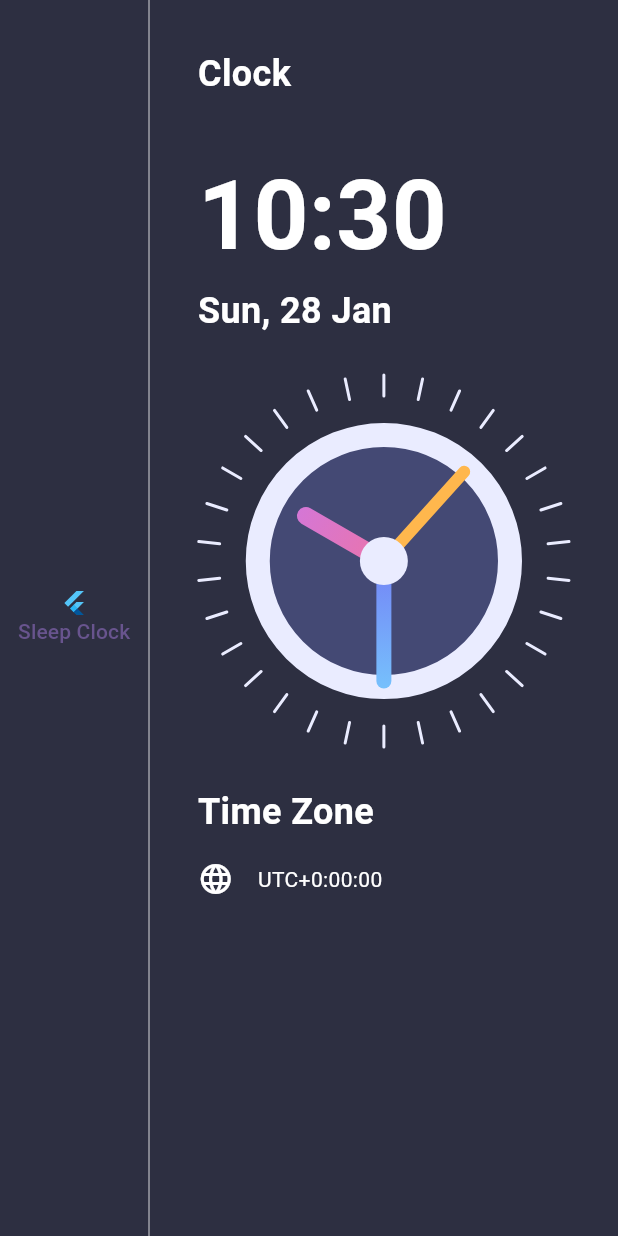
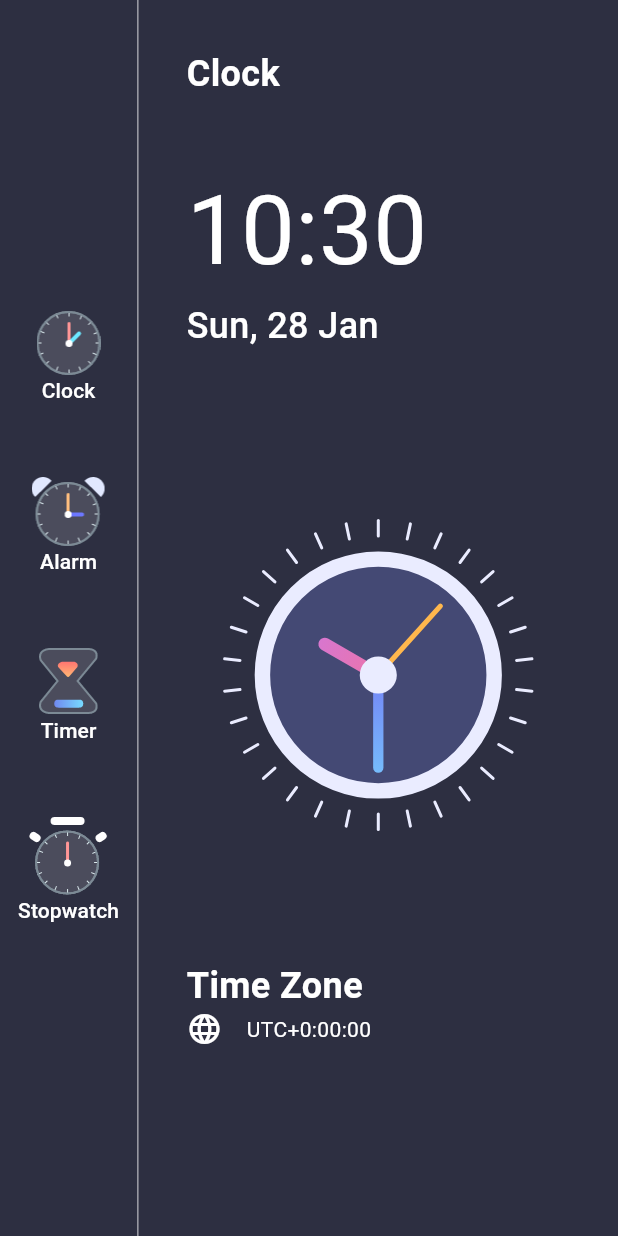
Before and after one commit to SAGAR-TAMANG/flutter-sleep-clock-app, a Flutter app: the screen it shows after launch, on a phone screen of 412 x 824 dp. Run offline on Flutter 3.47's test engine with Material 3 defaults, Android fonts, the light colour scheme and no system bars.

Commit message:
create icons

```diff
--- a/sleep_clock_app/lib/homepage.dart
+++ b/sleep_clock_app/lib/homepage.dart
@@ -24,14 +24,10 @@ class _MyHomePageState extends State<HomePage> {
           Column(
             mainAxisAlignment: MainAxisAlignment.center,
             children: [
-              TextButton(
-                  onPressed: () {},
-                  child: const Column(
-                    children: [
-                      FlutterLogo(),
-                      Text("Sleep Clock"),
-                    ],
-                  ))
+              buildNewMenu('Clock', 'assets/clock_icon.png'),
+              buildNewMenu('Alarm', 'assets/alarm_icon.png'),
+              buildNewMenu('Timer', 'assets/timer_icon.png'),
+              buildNewMenu('Stopwatch', 'assets/stopwatch_icon.png'),
             ],
           ),
           const VerticalDivider(
@@ -45,23 +41,29 @@ class _MyHomePageState extends State<HomePage> {
               child: Column(
                 crossAxisAlignment: CrossAxisAlignment.start,
                 children: [
-                  const Text(
+                  const Flexible(
+                    flex: 1,
+                    fit: FlexFit.tight,
+                    child: Text(
                       "Clock",
                       style: TextStyle(
+                        fontWeight: FontWeight.w700,
                         color: Colors.white,
                         fontSize: 24,
-                      fontWeight: FontWeight.bold,
                       ),
                     ),
-                  const SizedBox(
-                    height: 32,
                   ),
+                  Flexible(
+                    flex: 2,
+                    fit: FlexFit.tight,
+                    child: Column(
+                      crossAxisAlignment: CrossAxisAlignment.start,
+                      children: [
                         Text(
                           formattedTime,
                           style: const TextStyle(
                             color: Colors.white,
                             fontSize: 64,
-                      fontWeight: FontWeight.bold,
                           ),
                         ),
                         Text(
@@ -69,10 +71,26 @@ class _MyHomePageState extends State<HomePage> {
                           style: const TextStyle(
                             color: Colors.white,
                             fontSize: 24,
-                      fontWeight: FontWeight.bold,
+                            fontWeight: FontWeight.w500,
                           ),
                         ),
-                  ClockView(),
+                      ],
+                    ),
+                  ),
+                  Flexible(
+                      flex: 5,
+                      fit: FlexFit.tight,
+                      child: Align(
+                          alignment: Alignment.center,
+                          child: ClockView(
+                            size: MediaQuery.of(context).size.height / 4,
+                          ))),
+                  Flexible(
+                    flex: 2,
+                    fit: FlexFit.tight,
+                    child: Column(
+                      crossAxisAlignment: CrossAxisAlignment.start,
+                      children: [
                         const Text(
                           "Time Zone",
                           style: TextStyle(
@@ -81,7 +99,6 @@ class _MyHomePageState extends State<HomePage> {
                             fontWeight: FontWeight.bold,
                           ),
                         ),
-                  const SizedBox(height: 16),
                         Row(
                           children: <Widget>[
                             const Icon(
@@ -101,9 +118,32 @@ class _MyHomePageState extends State<HomePage> {
                       ],
                     ),
                   ),
+                ],
+              ),
+            ),
           ),
         ],
       ),
     );
   }
+
+  Padding buildNewMenu(String title, String image) {
+    return Padding(
+      padding: const EdgeInsets.symmetric(vertical: (16.0)),
+      child: TextButton(
+          onPressed: () {},
+          child: Column(
+            children: [
+              Image.asset(
+                image,
+                scale: 1.5,
+              ),
+              Text(
+                title,
+                style: TextStyle(color: Colors.white, fontSize: 14),
+              ),
+            ],
+          )),
+    );
   }
+}
--- a/sleep_clock_app/pubspec.yaml
+++ b/sleep_clock_app/pubspec.yaml
@@ -60,9 +60,8 @@ flutter:
   uses-material-design: true
 
   # To add assets to your application, add an assets section, like this:
-  # assets:
-  #   - images/a_dot_burr.jpeg
-  #   - images/a_dot_ham.jpeg
+  assets:
+    - assets/
 
   # An image asset can refer to one or more resolution-specific "variants", see
   # https://flutter.dev/assets-and-images/#resolution-aware
```
Also changed, not shown: sleep_clock_app/lib/clock_view.dart (+19 -17 lines), sleep_clock_app/assets/add_alarm.png (added), sleep_clock_app/assets/alarm_icon.png (added), sleep_clock_app/assets/clock_icon.png (added), sleep_clock_app/assets/stopwatch_icon.png (added), sleep_clock_app/assets/timer_icon.png (added). Lines whose indentation alone changed are shown as unchanged.
